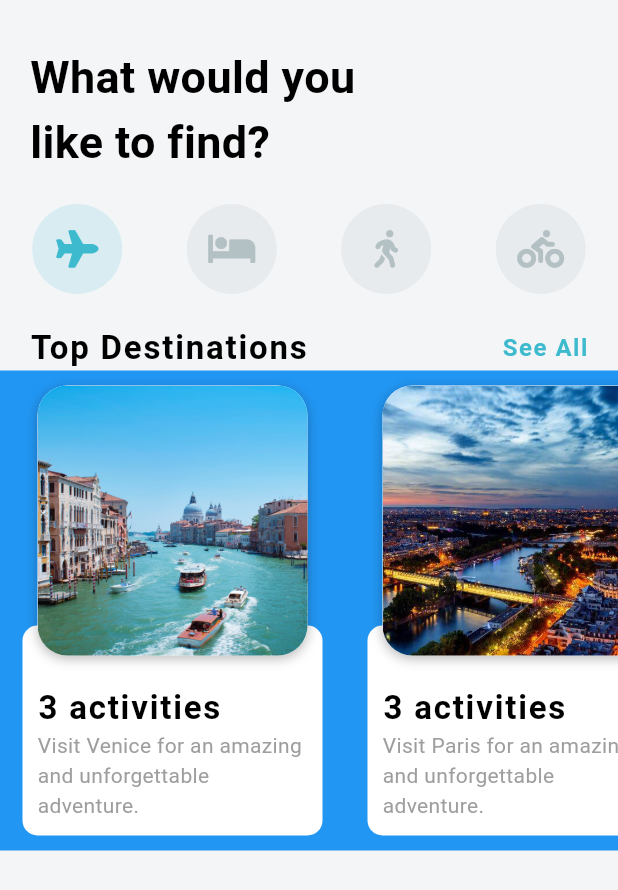
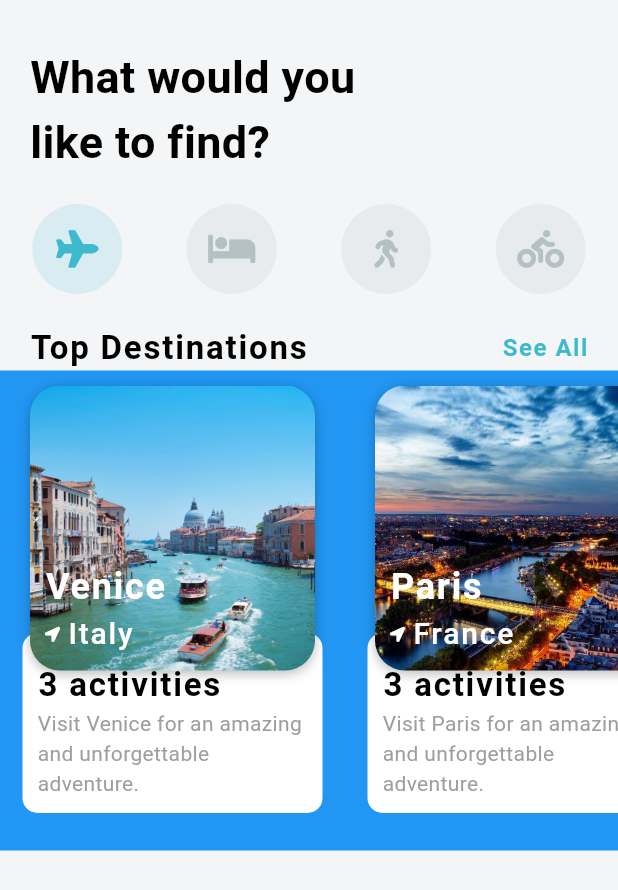
Before and after one commit to rocknrome/Flutter-Travel-App, a Flutter app: the screen it shows after launch, on a phone screen of 412 x 824 dp. Shown: the top 890 px of the screen. Run offline on Flutter 3.47's test engine with Material 3 defaults, Android fonts, the phone set to English and light mode, and no system bars; our stand-ins replace font_awesome_flutter.

Commit message:
9-destination carousel looks complete/minor touches in works

```diff
--- a/lib/widgets/destination_carousel.dart
+++ b/lib/widgets/destination_carousel.dart
@@ -1,5 +1,6 @@
 import 'package:flutter/material.dart';
-import 'package:travel_app/models/destination_model.dart'; // Ensure this import path is correct
+import 'package:font_awesome_flutter/font_awesome_flutter.dart';
+import 'package:travel_app/models/destination_model.dart';
 
 class DestinationCarousel extends StatelessWidget {
   const DestinationCarousel({Key? key}) : super(key: key);
@@ -54,9 +55,9 @@ class DestinationCarousel extends StatelessWidget {
                   alignment: Alignment.topCenter,
                   children: <Widget>[
                     Positioned(
-                      bottom: 0.0,
+                      bottom: 15.0,
                       child: Container(
-                        height: 140.0,
+                        height: 120.0,
                         width: 200.0,
                         decoration: BoxDecoration(
                           color: Colors.white,
@@ -70,7 +71,7 @@ class DestinationCarousel extends StatelessWidget {
                             children: <Widget>[
                               Text(
                                 '${destination.activities.length} activities',
-                                style: TextStyle(
+                                style: const TextStyle(
                                   fontSize: 22.0,
                                   fontWeight: FontWeight.w600,
                                   letterSpacing: 1.2,
@@ -78,7 +79,7 @@ class DestinationCarousel extends StatelessWidget {
                               ),
                               Text(
                                 destination.description,
-                                style: TextStyle(
+                                style: const TextStyle(
                                   color: Colors.grey,
                                 ),
                               ),
@@ -88,8 +89,9 @@ class DestinationCarousel extends StatelessWidget {
                       ),
                     ),
                     Container(
+                      height: 190.0,
+                      width: 190.0,
                       decoration: BoxDecoration(
-                        color: Colors.white,
                         borderRadius: BorderRadius.circular(20.0),
                         boxShadow: const [
                           BoxShadow(
@@ -102,11 +104,47 @@ class DestinationCarousel extends StatelessWidget {
                       child: ClipRRect(
                         borderRadius: BorderRadius.circular(20.0),
                         child: Image(
-                          height: 180.0,
-                          width: 180.0,
                           image: AssetImage(destination.imageUrl),
                           fit: BoxFit.cover,
                         ),
+                      ),
+                    ),
+                    Positioned(
+                      left: 20.0,
+                      bottom: 120.0,
+                      child: Column(
+                        crossAxisAlignment: CrossAxisAlignment.start,
+                        children: <Widget>[
+                          Text(
+                            destination.city,
+                            style: const TextStyle(
+                              color: Colors.white,
+                              fontSize: 24.0,
+                              fontWeight: FontWeight.w600,
+                              letterSpacing: 1.2,
+                            ),
+                          ),
+                          Row(
+                            mainAxisAlignment: MainAxisAlignment.center,
+                            children: <Widget>[
+                              const Icon(
+                                FontAwesomeIcons.locationArrow,
+                                size: 10.0,
+                                color: Colors.white,
+                              ),
+                              const SizedBox(width: 5.0),
+                              Text(
+                                destination.country,
+                                style: const TextStyle(
+                                  color: Colors.white,
+                                  fontSize: 20.0,
+                                  fontWeight: FontWeight.w500,
+                                  letterSpacing: 1.2,
+                                ),
+                              ),
+                            ],
+                          ),
+                        ],
                       ),
                     ),
                   ],
```
